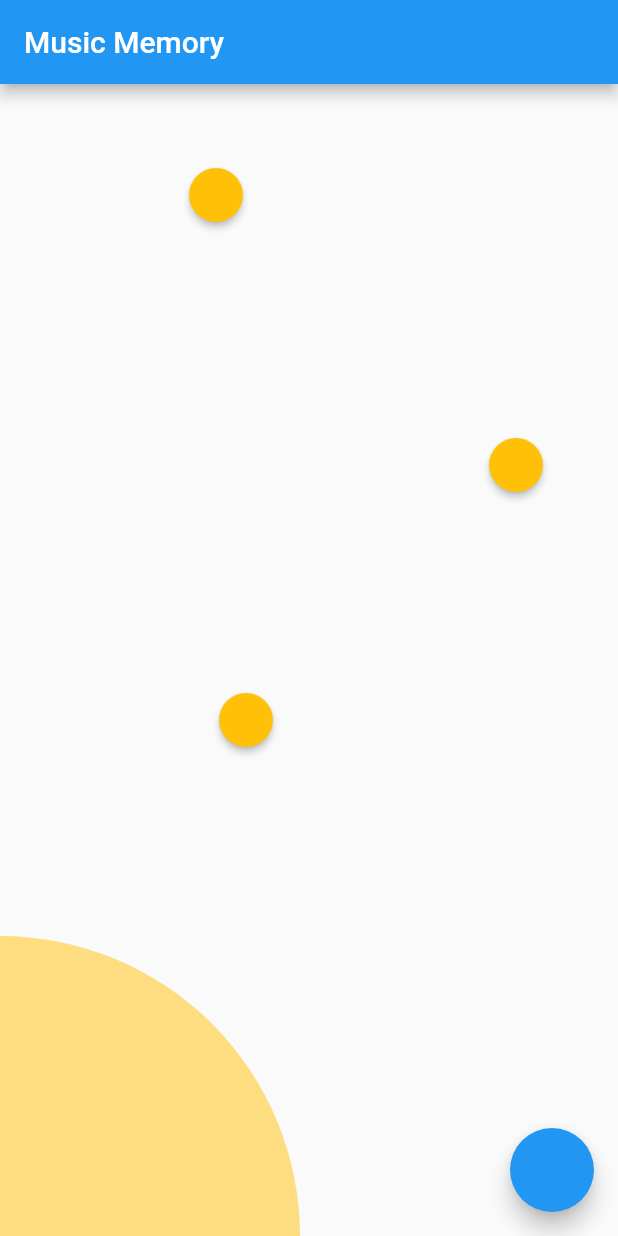
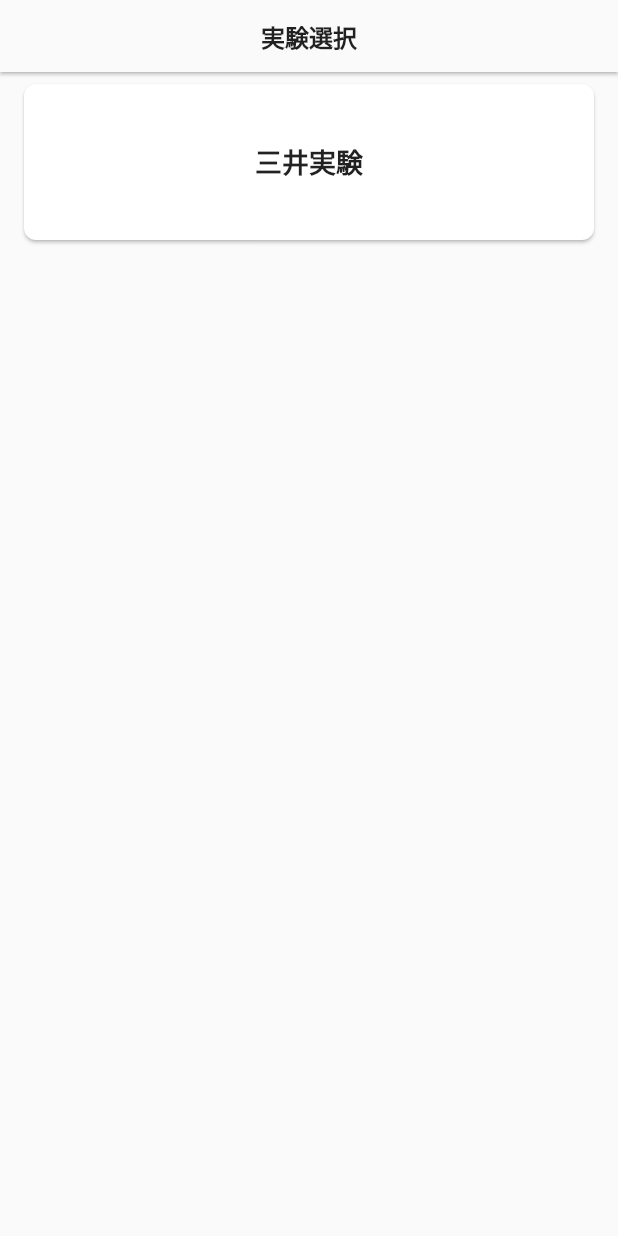
Before and after one commit to kenta-wakasa/music_memory, a Flutter app: the screen it shows after launch, on a phone screen of 412 x 824 dp. Run offline on Flutter 3.47's test engine with Material 2 defaults, Android fonts, the light colour scheme and no system bars; our stand-ins replace firebase_core, google_fonts; accounts and stored records are empty.

Commit message:
実験選択画面の実装

```diff
--- a/lib/main.dart
+++ b/lib/main.dart
@@ -1,143 +1,236 @@
-import 'package:audioplayers/audioplayers.dart';
 import 'package:firebase_core/firebase_core.dart';
 import 'package:flutter/material.dart';
+import 'package:flutter_localizations/flutter_localizations.dart';
+import 'package:google_fonts/google_fonts.dart';
+import 'package:music_memory/utils.dart';
+import 'package:music_memory/widgets/instruction_page.dart';
 
 Future<void> main() async {
   WidgetsFlutterBinding.ensureInitialized();
-
   // Firebaseの初期化
   await Firebase.initializeApp();
   runApp(const MyApp());
 }
 
+const locale = Locale("ja", "JP");
+
 class MyApp extends StatelessWidget {
   const MyApp({Key? key}) : super(key: key);
   @override
   Widget build(BuildContext context) {
+    final baseTheme = ThemeData();
     return MaterialApp(
       title: 'Music Memory',
-      theme: ThemeData(),
-      home: const MainPage(title: 'Music Memory'),
+      locale: locale,
+      // 中華フォント対策
+      localizationsDelegates: const [
+        GlobalMaterialLocalizations.delegate,
+        GlobalWidgetsLocalizations.delegate,
+        GlobalCupertinoLocalizations.delegate,
+      ],
+      supportedLocales: const [locale],
+      theme: baseTheme.copyWith(
+        textTheme: GoogleFonts.notoSansTextTheme(
+          baseTheme.textTheme.copyWith(
+            bodyText1: baseTheme.textTheme.bodyText1!.copyWith(fontSize: 18),
+            bodyText2: baseTheme.textTheme.bodyText2!.copyWith(fontSize: 14),
+            headline5: baseTheme.textTheme.headline6!.copyWith(fontWeight: FontWeight.bold, fontSize: 22),
+            headline6: baseTheme.textTheme.headline6!.copyWith(fontWeight: FontWeight.bold, fontSize: 18),
+          ),
+        ),
+        // AppBar
+        appBarTheme: AppBarTheme(
+          toolbarHeight: 48,
+          centerTitle: true,
+          backwardsCompatibility: false,
+          titleTextStyle: const TextStyle(
+            fontSize: 16,
+            fontWeight: FontWeight.bold,
+            color: Colors.black87,
+          ),
+          backgroundColor: Theme.of(context).scaffoldBackgroundColor,
+          foregroundColor: Colors.black87,
+          elevation: 1,
+        ),
+        colorScheme: ColorScheme.fromSwatch(
+          primarySwatch: Colors.blue,
+        ).copyWith(
+          secondary: Colors.blue,
+        ),
+        bottomNavigationBarTheme: const BottomNavigationBarThemeData(
+          selectedLabelStyle: TextStyle(
+            fontSize: 10,
+            fontWeight: FontWeight.bold,
+          ),
+          unselectedLabelStyle: TextStyle(
+            fontSize: 9,
+          ),
+        ),
+        bottomSheetTheme: const BottomSheetThemeData(
+          shape: RoundedRectangleBorder(
+            borderRadius: BorderRadius.vertical(top: Radius.circular(16)),
+          ),
+        ),
+        cardTheme: const CardTheme(
+          elevation: 1,
+          margin: EdgeInsets.symmetric(vertical: 8, horizontal: 16),
+          clipBehavior: Clip.antiAlias,
+          shape: RoundedRectangleBorder(
+            borderRadius: BorderRadius.all(Radius.circular(8)),
+          ),
+        ),
+      ),
+      home: const MainPage(),
     );
   }
 }
 
-class MainPage extends StatefulWidget {
-  const MainPage({Key? key, required this.title}) : super(key: key);
+class MainPage extends StatelessWidget {
+  const MainPage({Key? key}) : super(key: key);
 
-  final String title;
-
-  @override
-  _MainPageState createState() => _MainPageState();
-}
-
-class _MainPageState extends State<MainPage> {
-  final player = AudioCache();
-  bool clear = false;
   @override
   Widget build(BuildContext context) {
     return Scaffold(
       appBar: AppBar(
-        title: Text(widget.title),
+        title: const Text('実験選択'),
       ),
-      body: Stack(
+      body: ListView(
         children: [
-          Positioned(
-            left: 100,
-            top: 50,
-            child: SoundButton(
-              player: player,
-              fileName: 'se_001.mp3',
-            ),
-          ),
-          Positioned(
-            left: 300,
-            top: 230,
-            child: SoundButton(
-              player: player,
-              fileName: 'se_002.mp3',
-            ),
-          ),
-          Positioned(
-            left: 120,
-            top: 400,
-            child: SoundButton(
-              player: player,
-              fileName: 'se_003.mp3',
-            ),
-          ),
-          Positioned(
-            bottom: 0,
-            left: 0,
-            child: DragTarget<String>(
-              builder: (
-                context,
-                accepted,
-                rejected,
-              ) {
-                return Container(
-                  width: 200,
-                  height: 200,
-                  decoration: BoxDecoration(
-                    borderRadius: const BorderRadius.only(
-                      topRight: Radius.circular(200),
+          SizedBox(
+            height: 120,
+            child: Card(
+              child: InkWell(
+                onTap: () async {
+                  pushAndRemoveUntilPage(
+                    context,
+                    const InstructionPage(
+                      experimentId: 'mitsui',
                     ),
-                    color: Colors.amber.withOpacity(.5),
+                  );
+                },
+                child: Center(
+                  child: Text(
+                    '三井実験',
+                    style: Theme.of(context).textTheme.headline6,
                   ),
-                );
-              },
-              onAccept: (fileName) {
-                if (fileName == 'se_002.mp3') {
-                  setState(() {
-                    clear = true;
-                  });
-                }
-              },
-            ),
-          ),
-          if (clear)
-            const Center(
-              child: Text(
-                'CLEAR!!',
-                style: TextStyle(
-                  fontSize: 40,
-                  fontWeight: FontWeight.w900,
                 ),
               ),
-            )
+            ),
+          )
         ],
-      ),
-      floatingActionButton: FloatingActionButton(
-        onPressed: () {
-          player.play('se_002.mp3');
-        },
       ),
     );
   }
 }
 
-class SoundButton extends StatelessWidget {
-  const SoundButton({Key? key, required this.player, required this.fileName}) : super(key: key);
-  final AudioCache player;
-  final String fileName;
 
-  @override
-  Widget build(BuildContext context) {
-    return Draggable<String>(
-      data: fileName,
-      child: RawMaterialButton(
-        onPressed: () {
-          player.play(fileName);
-        },
-        shape: const CircleBorder(),
-        fillColor: Colors.amber,
-      ),
-      feedback: const RawMaterialButton(
-        onPressed: null,
-        shape: CircleBorder(),
-        fillColor: Colors.amber,
-      ),
-      childWhenDragging: const SizedBox.shrink(),
-    );
-  }
-}
+// class _MainPageState extends State<MainPage> {
+//   final player = AudioCache();
+//   bool clear = false;
+//   @override
+//   Widget build(BuildContext context) {
+//     return Scaffold(
+//       appBar: AppBar(
+//         title: Text(widget.title),
+//       ),
+//       body: Stack(
+//         children: [
+//           Positioned(
+//             left: 100,
+//             top: 50,
+//             child: SoundButton(
+//               player: player,
+//               fileName: 'se_001.mp3',
+//             ),
+//           ),
+//           Positioned(
+//             left: 300,
+//             top: 230,
+//             child: SoundButton(
+//               player: player,
+//               fileName: 'se_002.mp3',
+//             ),
+//           ),
+//           Positioned(
+//             left: 120,
+//             top: 400,
+//             child: SoundButton(
+//               player: player,
+//               fileName: 'se_003.mp3',
+//             ),
+//           ),
+//           Positioned(
+//             bottom: 0,
+//             left: 0,
+//             child: DragTarget<String>(
+//               builder: (
+//                 context,
+//                 accepted,
+//                 rejected,
+//               ) {
+//                 return Container(
+//                   width: 200,
+//                   height: 200,
+//                   decoration: BoxDecoration(
+//                     borderRadius: const BorderRadius.only(
+//                       topRight: Radius.circular(200),
+//                     ),
+//                     color: Colors.amber.withOpacity(.5),
+//                   ),
+//                 );
+//               },
+//               onAccept: (fileName) {
+//                 if (fileName == 'se_002.mp3') {
+//                   setState(() {
+//                     clear = true;
+//                   });
+//                 }
+//               },
+//             ),
+//           ),
+//           if (clear)
+//             const Center(
+//               child: Text(
+//                 'CLEAR!!',
+//                 style: TextStyle(
+//                   fontSize: 40,
+//                   fontWeight: FontWeight.w900,
+//                 ),
+//               ),
+//             )
+//         ],
+//       ),
+//       floatingActionButton: FloatingActionButton(
+//         onPressed: () {
+//           player.play('se_002.mp3');
+//         },
+//       ),
+//     );
+//   }
+// }
+
+// class SoundButton extends StatelessWidget {
+//   const SoundButton({Key? key, required this.player, required this.fileName}) : super(key: key);
+//   final AudioCache player;
+//   final String fileName;
+
+//   @override
+//   Widget build(BuildContext context) {
+//     return Draggable<String>(
+//       data: fileName,
+//       child: RawMaterialButton(
+//         onPressed: () {
+//           player.play(fileName);
+//         },
+//         shape: const CircleBorder(),
+//         fillColor: Colors.amber,
+//       ),
+//       feedback: const RawMaterialButton(
+//         onPressed: null,
+//         shape: CircleBorder(),
+//         fillColor: Colors.amber,
+//       ),
+//       childWhenDragging: const SizedBox.shrink(),
+//     );
+//   }
+// }
--- /dev/null
+++ b/lib/utils.dart
@@ -0,0 +1,14 @@
+import 'package:flutter/material.dart';
+
+Future<T?> pushPage<T>(BuildContext context, Widget page) async {
+  return await Navigator.of(context).push<T>(
+    MaterialPageRoute(builder: (_) => page),
+  );
+}
+
+Future<void> pushAndRemoveUntilPage(BuildContext context, Widget page) async {
+  Navigator.of(context).pushAndRemoveUntil(
+    MaterialPageRoute(builder: (_) => page),
+    (Route<dynamic> route) => false,
+  );
+}
--- /dev/null
+++ b/lib/widgets/instruction_page.dart
@@ -0,0 +1,18 @@
+import 'package:flutter/material.dart';
+
+class InstructionPage extends StatefulWidget {
+  const InstructionPage({Key? key, required this.experimentId}) : super(key: key);
+  final String experimentId;
+
+  @override
+  _InstructionPageState createState() => _InstructionPageState();
+}
+
+class _InstructionPageState extends State<InstructionPage> {
+  @override
+  Widget build(BuildContext context) {
+    return Scaffold(
+      appBar: AppBar(),
+    );
+  }
+}
```
Also changed, not shown: pubspec.yaml (+7 -0 lines), pubspec.lock, 1 other file.
